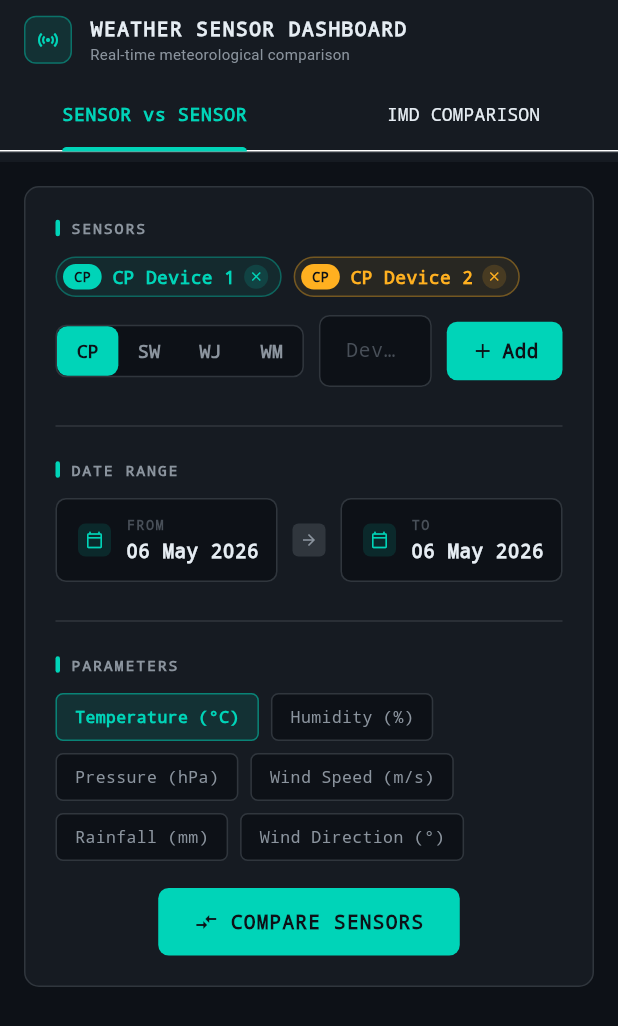
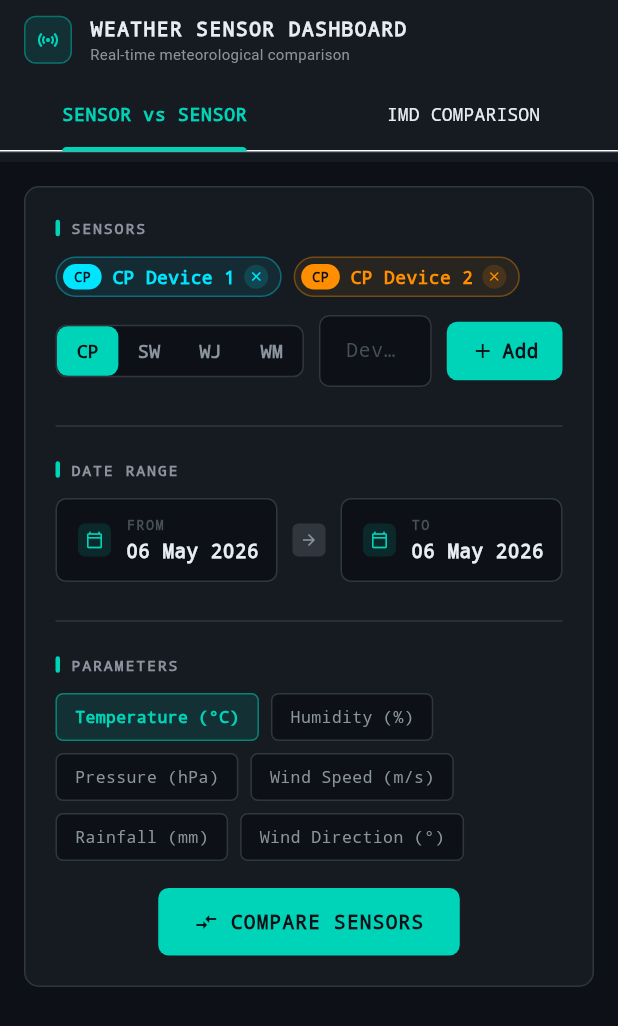
Before and after one commit to sksuman14/Parameters_Correlation, a Flutter app: the screen it shows after launch, on a phone screen of 412 x 824 dp. Shown: the top 1026 px of the screen. Run offline on Flutter 3.47's test engine with Material 3 defaults, Android fonts, the phone set to English and light mode, and no system bars; our stand-ins replace fl_chart; missing offline and left inert: dart:html.

```diff
--- a/lib/SensorComparisonPage.dart
+++ b/lib/SensorComparisonPage.dart
@@ -346,18 +346,20 @@ class TimestampMatcher {
 
 class ColorPalette {
   static const List<Color> chartColors = [
-    Color(0xFF00D4B8), // Teal/Cyan
-    Color(0xFFFFB020), // Amber
-    Color(0xFF6C8EEF), // Periwinkle blue
-    Color(0xFFFF6B6B), // Coral red
-    Color(0xFF98D46B), // Lime green
-    Color(0xFFE07FFF), // Violet
-    Color(0xFF4ECDC4), // Turquoise
-    Color(0xFFFFE66D), // Yellow
-    Color(0xFFFF8C42), // Orange
-    Color(0xFF00B4D8), // Sky blue
-    Color(0xFFA8DADC), // Pale teal
-    Color(0xFFFF4D6D), // Pink-red
+    Color(0xFF00E5FF), // Vivid Cyan
+    Color(0xFFFF8F00), // Electric Orange
+    Color(0xFFFF00FF), // Neon Pink
+    Color(0xFFFFFF00), // Bright Yellow
+    Color(0xFF2979FF), // Brilliant Blue
+    Color(0xFF00E676), // Screaming Green
+    Color(0xFFFF1744), // Sunset Red
+    Color(0xFFD500F9), // Vivid Purple
+    Color(0xFFFFAB00), // Deep Amber
+    Color(0xFF00B0FF), // Sky Cyan
+    Color(0xFFAEEA00), // Lime Accent
+    Color(0xFF3D5AFE), // Indigo Accent
+    Color(0xFFFF3D00), // Deep Orange
+    Color(0xFF1DE9B6), // Teal Accent
   ];
   static Color getColor(int index) => chartColors[index % chartColors.length];
 }
```
Also changed, not shown: 3 other files.
